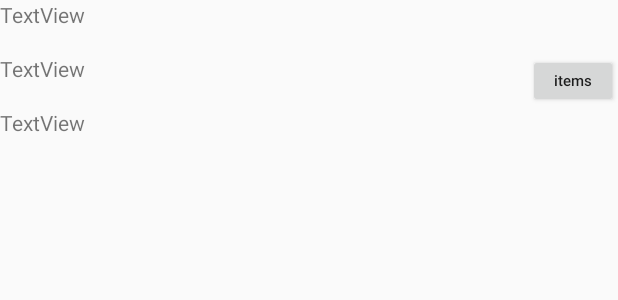
After one commit to CeneOdie/B07Project, an Android app: the layout view_store_format.xml on its own in the app's theme, with its tools: preview values and no code run, on a phone screen of 412 x 824 dp. The commit adds this screen. Shown: the top 300 px of the screen. Run offline under Robolectric (Android 15) with nearby library versions, the phone set to English and light mode, and no system bars.

Commit message:
customer: view store

```diff
--- /dev/null
+++ b/app/src/main/res/layout/view_store_format.xml
@@ -0,0 +1,59 @@
+<?xml version="1.0" encoding="utf-8"?>
+<androidx.constraintlayout.widget.ConstraintLayout xmlns:android="http://schemas.android.com/apk/res/android"
+    xmlns:app="http://schemas.android.com/apk/res-auto"
+    xmlns:tools="http://schemas.android.com/tools"
+    android:layout_width="match_parent"
+    android:layout_height="match_parent"
+    android:onClick="view_item">
+
+    <TextView
+        android:id="@+id/line_a"
+        android:layout_width="0dp"
+        android:layout_height="37dp"
+        android:layout_marginEnd="60dp"
+        android:text="TextView"
+        app:layout_constraintEnd_toEndOf="parent"
+        app:layout_constraintHorizontal_bias="0.0"
+        app:layout_constraintStart_toStartOf="parent"
+        app:layout_constraintTop_toTopOf="parent" />
+
+    <TextView
+        android:id="@+id/line_b"
+        android:layout_width="0dp"
+        android:layout_height="37dp"
+        android:layout_marginTop="36dp"
+        android:layout_marginEnd="60dp"
+        android:text="TextView"
+        app:layout_constraintEnd_toEndOf="parent"
+        app:layout_constraintHorizontal_bias="0.0"
+        app:layout_constraintStart_toStartOf="parent"
+        app:layout_constraintTop_toTopOf="parent" />
+
+    <TextView
+        android:id="@+id/line_c"
+        android:layout_width="0dp"
+        android:layout_height="37dp"
+        android:layout_marginTop="72dp"
+        android:layout_marginEnd="60dp"
+        android:text="TextView"
+        app:layout_constraintEnd_toEndOf="parent"
+        app:layout_constraintHorizontal_bias="0.0"
+        app:layout_constraintStart_toStartOf="parent"
+        app:layout_constraintTop_toTopOf="parent" />
+
+    <Button
+        android:id="@+id/see_items"
+        android:layout_width="60dp"
+        android:layout_height="36dp"
+        android:layout_marginTop="36dp"
+        android:onClick="view_item"
+        android:text="@string/view_item"
+        android:textAlignment="center"
+        android:textAllCaps="false"
+        android:textSize="10sp"
+        app:layout_constraintEnd_toEndOf="parent"
+        app:layout_constraintHorizontal_bias="0.0"
+        app:layout_constraintStart_toEndOf="@+id/line_b"
+        app:layout_constraintTop_toTopOf="parent" />
+
+</androidx.constraintlayout.widget.ConstraintLayout>
--- a/app/src/main/res/values/strings.xml
+++ b/app/src/main/res/values/strings.xml
@@ -32,4 +32,5 @@
     <string name="product_brand">Product Brand</string>
     <string name="product_description">Product Description</string>
     <string name="product_price">$$</string>
+    <string name="view_item">items</string>
 </resources>
```
Also changed, not shown: app/src/main/java/com/example/groceryapp/DisplayItemActivity.java (added, +16 -0 lines), app/src/main/java/com/example/groceryapp/StoreList.java (+60 -1 lines), app/src/main/res/layout/item_page.xml (added, +21 -0 lines), app/src/main/res/layout/view_stores.xml (added, +22 -0 lines).
